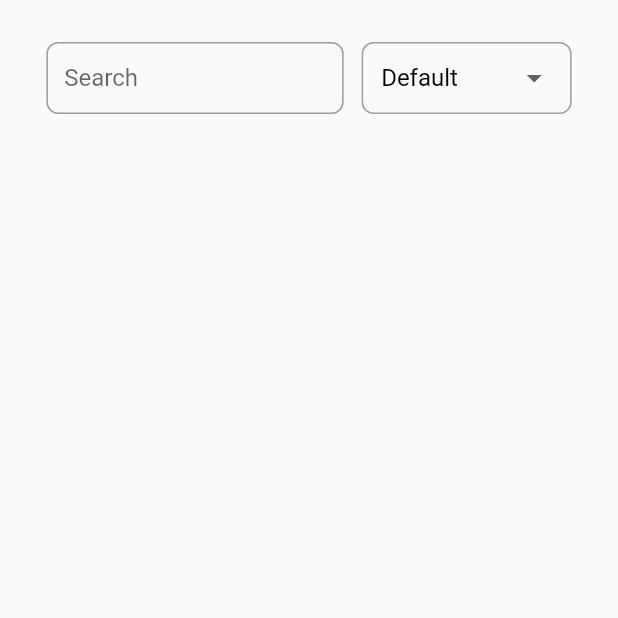
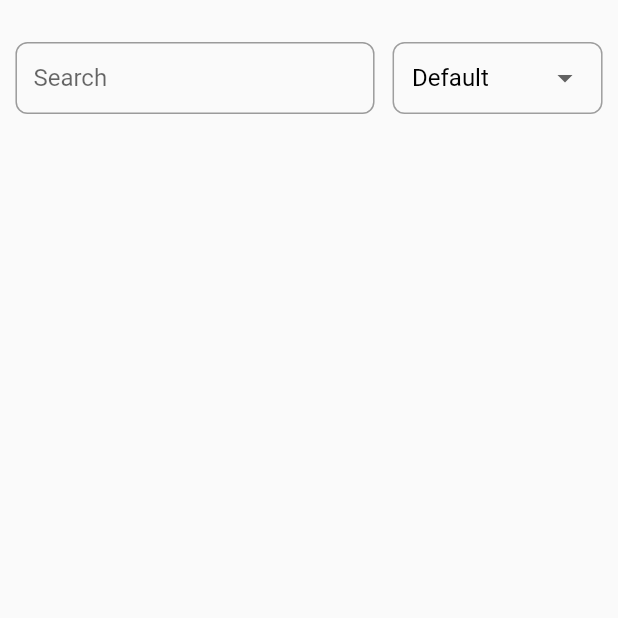
Before and after one commit to kfranic1/Nightlife, a Flutter app: the screen it shows after launch, on a phone screen of 412 x 824 dp, the top half of it. Run offline on Flutter 3.47's test engine with Material 2 defaults, Android fonts, the phone set to English and light mode, and no system bars; our stand-ins replace cached_network_image, cloud_firestore, firebase_core, font_awesome_flutter, url_strategy; accounts and stored records are empty; statements that could not run were skipped.

Commit message:
Change tile width and scale factor to fit mobile

```diff
--- a/lib/pages/home_page.dart
+++ b/lib/pages/home_page.dart
@@ -12,7 +12,7 @@ class HomePage extends StatelessWidget {
 
   @override
   Widget build(BuildContext context) {
-    double width = min(1000, MediaQuery.of(context).size.width * 0.85);
+    double width = min(1000, MediaQuery.of(context).size.width * 0.95);
 
     ClubList clubList = context.watch<ClubList>();
     return Column(
--- a/lib/widgets/club_tile.dart
+++ b/lib/widgets/club_tile.dart
@@ -32,7 +32,7 @@ class _ClubTileState extends State<ClubTile> {
         child: AnimatedContainer(
           duration: const Duration(milliseconds: 200),
           curve: Curves.ease,
-          width: min(1000, widget.width) * (_isHovering ? 1.1 : 1),
+          width: min(1000, widget.width) * (_isHovering ? 1.05 : 1),
           decoration: BoxDecoration(
             color: Colors.white,
             borderRadius: BorderRadius.circular(16),
```
